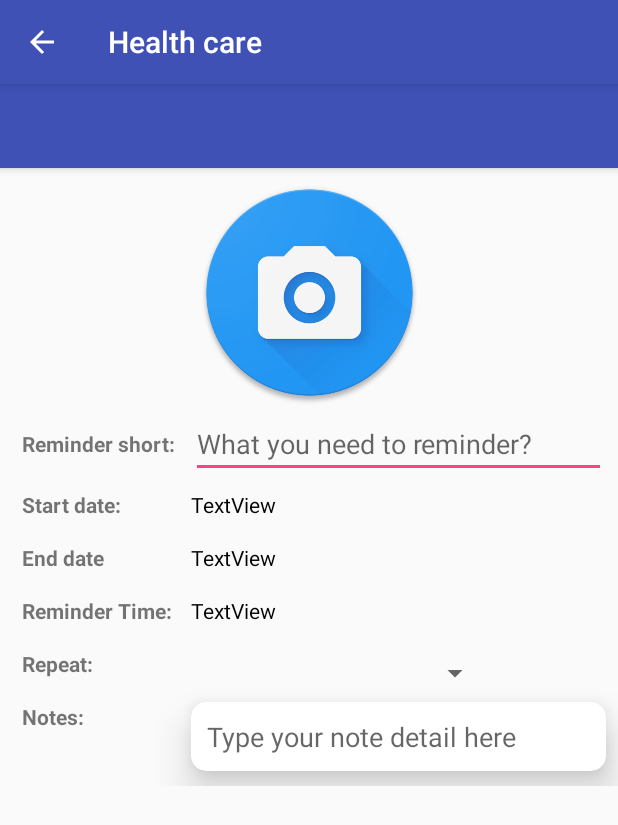
After one commit to TruongThanhIT/HealthCareSupporter, an Android app: the ReminderDetailsActivity screen opened directly, with no data from a screen before it, on a phone screen of 412 x 824 dp. The commit adds this screen. Shown: the top 825 px of the screen. Run offline under Robolectric (Android 15) with nearby library versions, the phone set to English and light mode, and no system bars; our stand-ins replace ButterKnife, Picasso; pictures from the network do not load.

Commit message:
HCS-29 Updated show reminder details when notification clicked

```diff
--- a/app/build.gradle
+++ b/app/build.gradle
@@ -26,6 +26,7 @@ dependencies {
     })
 
     compile project(':slideDayTimePicker')
+
     compile 'com.android.support:appcompat-v7:25.3.1'
     compile 'com.android.support.constraint:constraint-layout:1.0.2'
     compile 'com.android.support:design:25.3.1'
--- a/app/src/main/AndroidManifest.xml
+++ b/app/src/main/AndroidManifest.xml
@@ -78,6 +78,8 @@
 
         <service android:name=".myServices.DetectFallService" />
         <service android:name=".myServices.GetLocationService" />
+
+        <activity android:name=".activity.ReminderDetailsActivity"></activity>
     </application>
 
-</manifest><!-- keo no len , debug-->
+</manifest> <!-- keo no len , debug -->
--- /dev/null
+++ b/app/src/main/java/mobi/devteam/demofalldetector/activity/ReminderDetailsActivity.java
@@ -0,0 +1,83 @@
+package mobi.devteam.demofalldetector.activity;
+
+import android.content.Intent;
+import android.support.v7.app.AppCompatActivity;
+import android.os.Bundle;
+import android.support.v7.widget.Toolbar;
+import android.widget.ArrayAdapter;
+import android.widget.EditText;
+import android.widget.ImageView;
+import android.widget.Spinner;
+import android.widget.TextView;
+
+import com.squareup.picasso.Picasso;
+
+import java.util.Calendar;
+
+import butterknife.BindView;
+import butterknife.ButterKnife;
+import mobi.devteam.demofalldetector.R;
+import mobi.devteam.demofalldetector.model.Reminder;
+import mobi.devteam.demofalldetector.utils.Constants;
+import mobi.devteam.demofalldetector.utils.Utils;
+
+public class ReminderDetailsActivity extends AppCompatActivity {
+    @BindView(R.id.imgThumb)
+    ImageView imgThumb;
+    @BindView(R.id.edtReminder)
+    TextView edtReminder;
+    @BindView(R.id.txtStart)
+    TextView txtStart;
+    @BindView(R.id.txtEnd)
+    TextView txtEnd;
+    @BindView(R.id.spinReminderRepeat)
+    Spinner spinReminderRepeat;
+    @BindView(R.id.edtNote)
+    EditText edtNote;
+    @BindView(R.id.txtTime)
+    TextView txtTime;
+
+    private static Reminder reminder;
+    private Calendar start;
+    private Calendar end;
+    private Calendar remind;
+    @Override
+    protected void onCreate(Bundle savedInstanceState) {
+        super.onCreate(savedInstanceState);
+        setContentView(R.layout.activity_add_edit_reminder);
+        ButterKnife.bind(this);
+//        Toolbar toolbar = (Toolbar) findViewById(R.id.toolbar);
+//        setSupportActionBar(toolbar);
+
+        getSupportActionBar().setDisplayShowHomeEnabled(true);
+        getSupportActionBar().setDisplayHomeAsUpEnabled(true);
+        Intent intent = getIntent();
+        reminder = intent.getParcelableExtra(Constants.KEY.ITEM_KEY);
+        onControls();
+    }
+
+    private void onControls() {
+        if(reminder == null)
+            return;
+
+        edtReminder.setText(reminder.getName());
+        start = Calendar.getInstance();
+        end = Calendar.getInstance();
+        remind = Calendar.getInstance();
+        start.setTimeInMillis(reminder.getStart());
+        end.setTimeInMillis(reminder.getEnd());
+        remind.setTimeInMillis(reminder.getHour_alarm());
+        txtStart.setText(Utils.get_calendar_date(start));
+        txtEnd.setText(Utils.get_calendar_date(end));
+        txtTime.setText(Utils.get_calendar_time(remind));
+        spinReminderRepeat.setAdapter(new ArrayAdapter<>(this, android.R.layout.simple_list_item_1,
+                MyApplication.reminder_types));
+        spinReminderRepeat.setSelection(reminder.getRepeat_type());
+        edtNote.setText(reminder.getNote());
+        Picasso.with(this)
+                .load(reminder.getThumb())
+                .resize(300, 300)
+                .into(imgThumb);
+
+    }
+}
--- a/app/src/main/java/mobi/devteam/demofalldetector/fragment/HomeFragment.java
+++ b/app/src/main/java/mobi/devteam/demofalldetector/fragment/HomeFragment.java
@@ -251,7 +251,7 @@ public class HomeFragment extends Fragment implements OnRecyclerItemClickListene
 
     @Override
     public void onRecyclerItemClick(int position) {
-
+        // show detail
     }
 
     @Override
--- a/app/src/main/java/mobi/devteam/demofalldetector/utils/ReminderService.java
+++ b/app/src/main/java/mobi/devteam/demofalldetector/utils/ReminderService.java
@@ -19,6 +19,7 @@ import java.util.Calendar;
 import mobi.devteam.demofalldetector.R;
 import mobi.devteam.demofalldetector.activity.AddEditReminderActivity;
 import mobi.devteam.demofalldetector.activity.MainActivity;
+import mobi.devteam.demofalldetector.activity.ReminderDetailsActivity;
 import mobi.devteam.demofalldetector.fragment.HomeFragment;
 import mobi.devteam.demofalldetector.model.Reminder;
 
@@ -80,7 +81,7 @@ public class ReminderService extends Service {
 
     private void showNotificationReminder() {
         //Content Intent
-        Intent notificationIntent = new Intent(this, MainActivity.class);
+        Intent notificationIntent = new Intent(this, ReminderDetailsActivity.class);
         notificationIntent.setFlags(Intent.FLAG_ACTIVITY_NEW_TASK
                 | Intent.FLAG_ACTIVITY_CLEAR_TASK);
         notificationIntent.putExtra(Constants.KEY.ITEM_KEY, reminder);
```
Also changed, not shown: app/src/main/res/values/strings.xml (line endings or trailing spaces).
